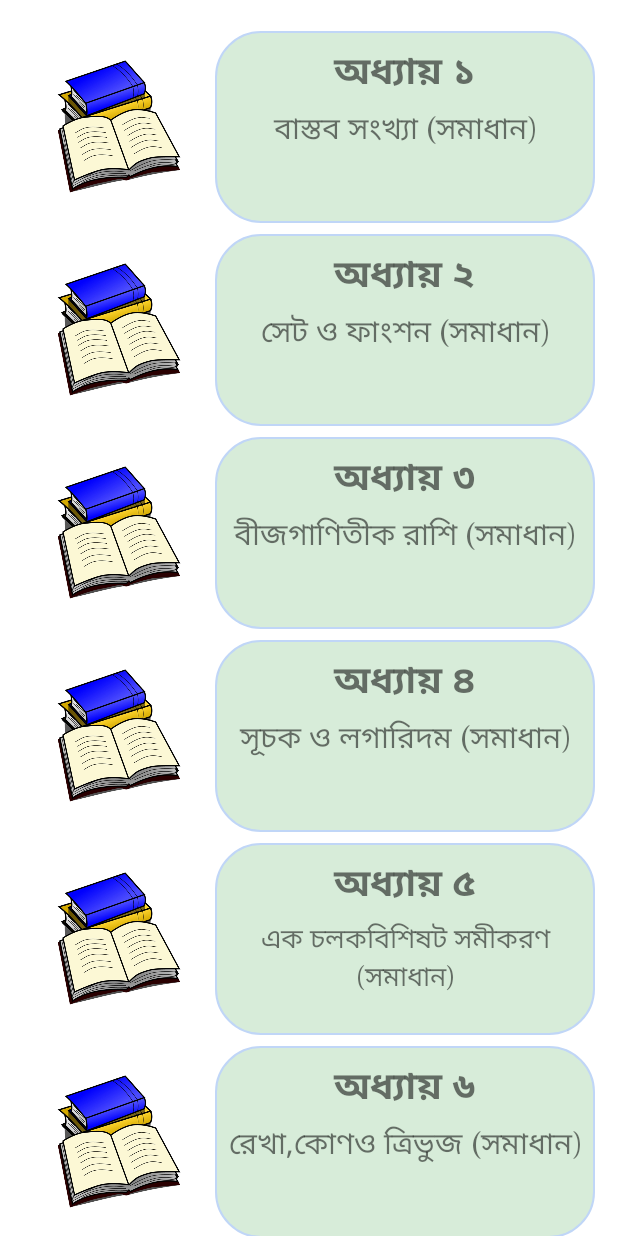
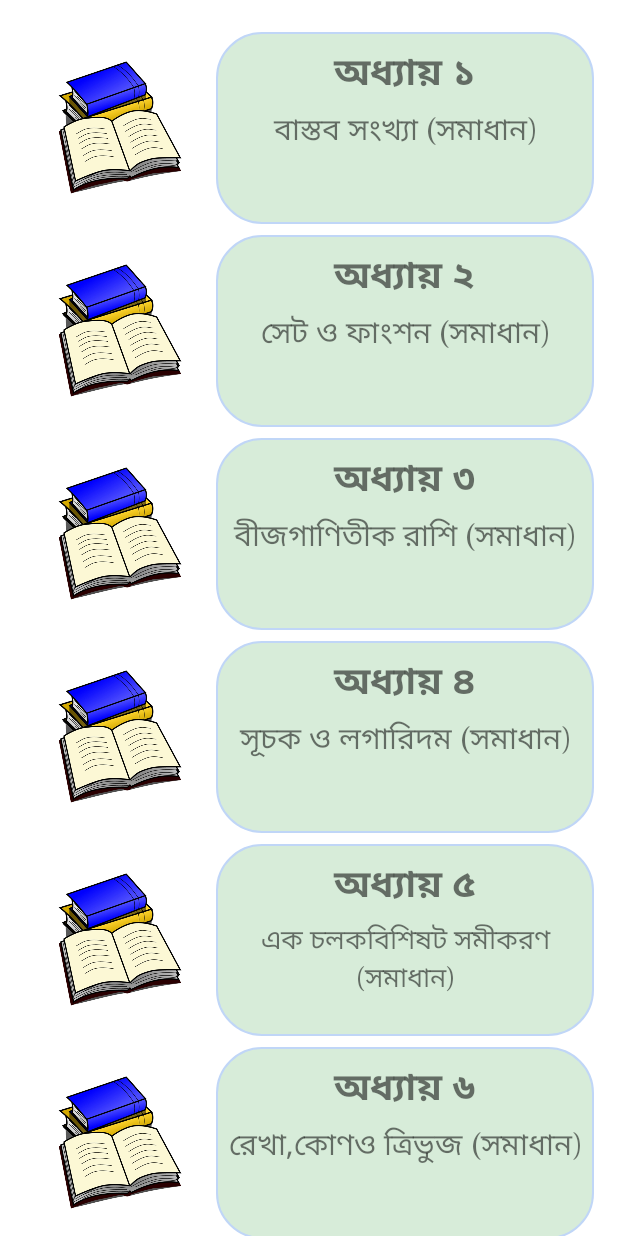
Before and after one commit to Niloy173/MathGuideBook, an Android app: the screen it shows after launch (ChapterActivity), on a phone screen of 412 x 824 dp. Run offline under Robolectric (Android 15) with nearby library versions, the phone set to English and light mode, and no system bars.

Commit message:
Home layout 6dp

```diff
--- a/app/src/main/res/layout/activity_chapter.xml
+++ b/app/src/main/res/layout/activity_chapter.xml
@@ -9,7 +9,7 @@
 
 
     <LinearLayout
-        android:padding="5dp"
+        android:padding="6dp"
         android:layout_width="match_parent"
         android:layout_height="wrap_content"
         android:orientation="vertical"
```
